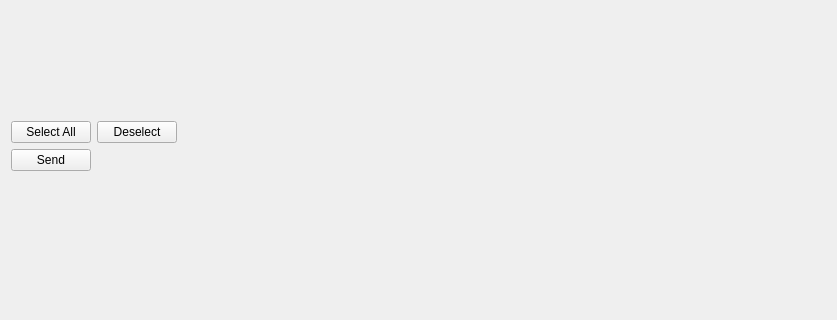
Above: thor_mang_torque_control/resources/torque_control.ui from thor-mang/thor_mang_ui before the change; both pictures show x 0 to 837 and y 171 to 491 of the 837 by 635 pixel window. Below: the same form after it.
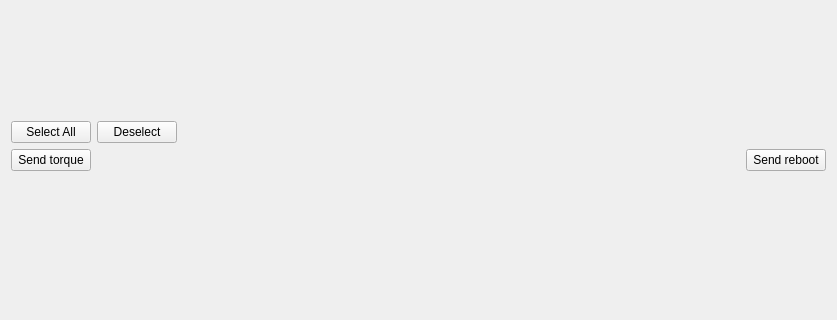
That is the form after the change.

Commit message: added option to reboot servo

```diff
--- a/thor_mang_torque_control/resources/torque_control.ui
+++ b/thor_mang_torque_control/resources/torque_control.ui
@@ -61,7 +61,7 @@
        <item>
         <widget class="QPushButton" name="send_torque">
          <property name="text">
-          <string>Send</string>
+          <string>Send torque</string>
          </property>
         </widget>
        </item>
@@ -78,6 +78,13 @@
          </property>
         </spacer>
        </item>
+       <item>
+        <widget class="QPushButton" name="send_reboot">
+         <property name="text">
+          <string>Send reboot</string>
+         </property>
+        </widget>
+       </item>
       </layout>
      </item>
     </layout>
```
The commit also changes 1 other file.
